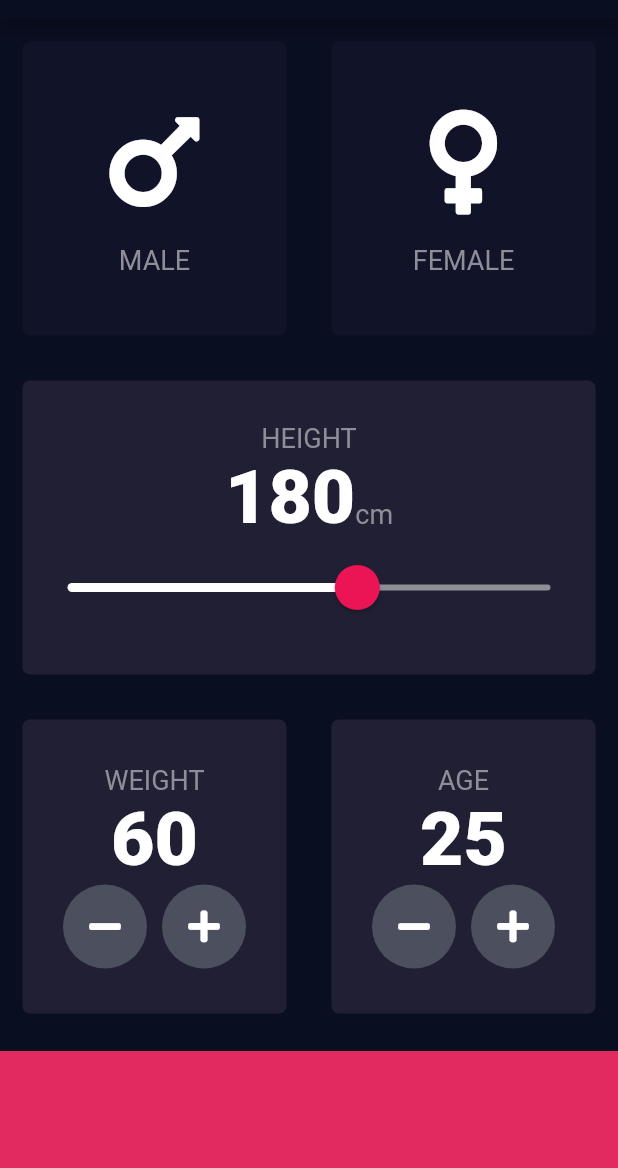
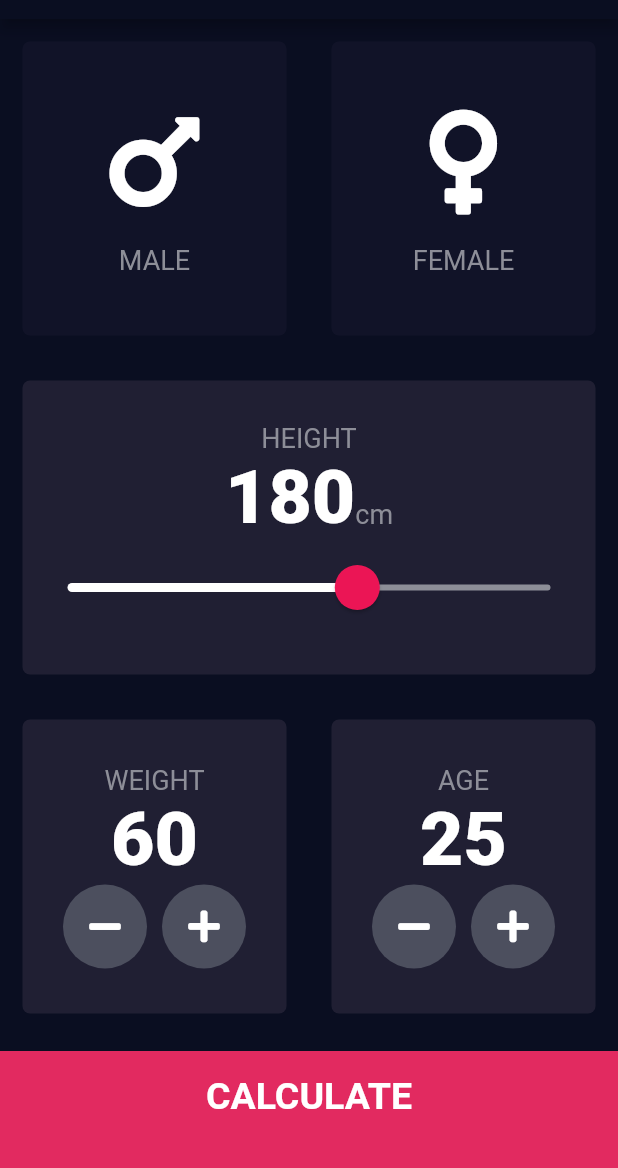
Before and after one commit to hummatli/bmi-calculator-flutter, a Flutter app: the screen it shows after launch, on a phone screen of 412 x 824 dp, the part 65-1233 px from its top. Run offline on Flutter 3.47's test engine with Material 2 defaults, Android fonts, the phone set to English and light mode, and no system bars; our stand-ins replace font_awesome_flutter.

Commit message:
Create a new custom view from scratch

```diff
--- /dev/null
+++ b/lib/calculator_brain.dart
@@ -0,0 +1,33 @@
+import 'dart:math';
+
+class Result {
+  final String title;
+  final String interpretation;
+
+  Result(this.title, this.interpretation);
+}
+
+class CalculatorBrain {
+  final int weight;
+  final int height;
+
+  double _bmi;
+
+  CalculatorBrain({this.weight, this.height});
+
+  String calculateBMI() {
+    _bmi = weight / pow(height / 100, 2);
+    return _bmi.toStringAsFixed(1);
+  }
+
+  Result getResult() {
+    if (_bmi >= 25) {
+      return Result('Overweight',
+          'You have a higher than normal weight. Try to exercise more');
+    } else if (_bmi > 18.5) {
+      return Result('Normal', 'You have a normal body weight. Good job!');
+    } else {
+      return Result('Underweight', 'You have a lower than normal weight.');
+    }
+  }
+}
--- /dev/null
+++ b/lib/components/bottom_buttom.dart
@@ -0,0 +1,24 @@
+import 'package:bmi_calculator/constants.dart';
+import 'package:flutter/material.dart';
+
+class BottomButton extends StatelessWidget {
+  final Function onTap;
+  final String title;
+
+  BottomButton(this.title, {@required this.onTap});
+
+  @override
+  Widget build(BuildContext context) {
+    return GestureDetector(
+      onTap: onTap,
+      child: Container(
+        child: Center(child: Text(title, style: kLargeButtonTextStyle)),
+        color: kBottomContainerColor,
+        margin: EdgeInsets.only(top: 10.0),
+        width: double.infinity,
+        height: kBottomContainerHeight,
+        padding: EdgeInsets.only(bottom: 20.0),
+      ),
+    );
+  }
+}
--- a/lib/reusable_card.dart
+++ b/lib/components/icon_content.dart
@@ -1,11 +1,11 @@
 import 'package:bmi_calculator/constants.dart';
 import 'package:flutter/material.dart';
 
-class ReusableCard extends StatelessWidget {
+class IconContent extends StatelessWidget {
   final IconData iconData;
   final String title;
 
-  ReusableCard({@required this.title, @required this.iconData});
+  IconContent({@required this.title, @required this.iconData});
 
   @override
   Widget build(BuildContext context) {
--- a/lib/icon_content.dart
+++ b/lib/components/reusable_card.dart
@@ -1,11 +1,11 @@
 import 'package:flutter/material.dart';
 
-class IconContent extends StatelessWidget {
+class ReusableCard extends StatelessWidget {
   final Color color;
   final Widget child;
   final Function onTap;
 
-  IconContent({@required this.color, this.child, this.onTap});
+  ReusableCard({@required this.color, this.child, this.onTap});
 
   @override
   Widget build(BuildContext context) {
--- /dev/null
+++ b/lib/components/round_icon_button.dart
@@ -0,0 +1,23 @@
+import 'package:flutter/material.dart';
+
+class RoundIconButton extends StatelessWidget {
+  final IconData icon;
+  final Function onPressed;
+
+  RoundIconButton({@required this.icon, @required this.onPressed});
+
+  @override
+  Widget build(BuildContext context) {
+    return RawMaterialButton(
+      child: Icon(icon),
+      constraints: BoxConstraints.tightFor(
+        width: 56.0,
+        height: 56.0,
+      ),
+      shape: CircleBorder(),
+      fillColor: Color(0xFF4C4F5E),
+      elevation: 0.0,
+      onPressed: onPressed,
+    );
+  }
+}
--- a/lib/main.dart
+++ b/lib/main.dart
@@ -1,4 +1,4 @@
-import 'package:bmi_calculator/input_page.dart';
+import 'package:bmi_calculator/screens/input_page.dart';
 import 'package:flutter/material.dart';
 
 void main() => runApp(BMICalculator());
--- a/lib/input_page.dart
+++ b/lib/screens/input_page.dart
@@ -1,6 +1,10 @@
+import 'package:bmi_calculator/calculator_brain.dart';
+import 'package:bmi_calculator/components/bottom_buttom.dart';
 import 'package:bmi_calculator/constants.dart';
-import 'package:bmi_calculator/icon_content.dart';
-import 'package:bmi_calculator/reusable_card.dart';
+import 'package:bmi_calculator/components/reusable_card.dart';
+import 'package:bmi_calculator/screens/results_page.dart';
+import 'package:bmi_calculator/components/icon_content.dart';
+import 'package:bmi_calculator/components/round_icon_button.dart';
 import 'package:flutter/material.dart';
 import 'package:font_awesome_flutter/font_awesome_flutter.dart';
 
@@ -35,11 +39,11 @@ class _InputPageState extends State<InputPage> {
               child: Row(
                 children: <Widget>[
                   Expanded(
-                    child: IconContent(
+                    child: ReusableCard(
                       color: selectedGender == Gender.MALE
                           ? kActiveCardColor
                           : kInactiveCardColor,
-                      child: ReusableCard(
+                      child: IconContent(
                         iconData: FontAwesomeIcons.mars,
                         title: 'MALE',
                       ),
@@ -51,11 +55,11 @@ class _InputPageState extends State<InputPage> {
                     ),
                   ),
                   Expanded(
-                    child: IconContent(
+                    child: ReusableCard(
                       color: selectedGender == Gender.FEMALE
                           ? kActiveCardColor
                           : kInactiveCardColor,
-                      child: ReusableCard(
+                      child: IconContent(
                         title: 'FEMALE',
                         iconData: FontAwesomeIcons.venus,
                       ),
@@ -70,7 +74,7 @@ class _InputPageState extends State<InputPage> {
               ),
             ),
             Expanded(
-              child: IconContent(
+              child: ReusableCard(
                 color: kActiveCardColor,
                 child: Column(
                   mainAxisAlignment: MainAxisAlignment.center,
@@ -124,7 +128,7 @@ class _InputPageState extends State<InputPage> {
               child: Row(
                 children: <Widget>[
                   Expanded(
-                    child: IconContent(
+                    child: ReusableCard(
                       color: kActiveCardColor,
                       child: Column(
                         mainAxisAlignment: MainAxisAlignment.center,
@@ -164,7 +168,7 @@ class _InputPageState extends State<InputPage> {
                     ),
                   ),
                   Expanded(
-                    child: IconContent(
+                    child: ReusableCard(
                       color: kActiveCardColor,
                       child: Column(
                         mainAxisAlignment: MainAxisAlignment.center,
@@ -206,11 +210,22 @@ class _InputPageState extends State<InputPage> {
                 ],
               ),
             ),
-            Container(
-              color: kBottomContainerColor,
-              margin: EdgeInsets.only(top: 10.0),
-              width: double.infinity,
-              height: kBottomContainerHeight,
+            BottomButton(
+              'CALCULATE',
+              onTap: () {
+                CalculatorBrain calc =
+                    CalculatorBrain(height: height, weight: weight);
+                Navigator.push(
+                  context,
+                  MaterialPageRoute(
+                    builder: (context) => ResultsPage(
+                      bmiResult: calc.calculateBMI(),
+                      resultText: calc.getResult().title,
+                      interpretation: calc.getResult().interpretation,
+                    ),
+                  ),
+                );
+              },
             ),
           ],
         ),
@@ -218,25 +233,3 @@ class _InputPageState extends State<InputPage> {
     );
   }
 }
-
-class RoundIconButton extends StatelessWidget {
-  final IconData icon;
-  final Function onPressed;
-
-  RoundIconButton({@required this.icon, @required this.onPressed});
-
-  @override
-  Widget build(BuildContext context) {
-    return RawMaterialButton(
-      child: Icon(icon),
-      constraints: BoxConstraints.tightFor(
-        width: 56.0,
-        height: 56.0,
-      ),
-      shape: CircleBorder(),
-      fillColor: Color(0xFF4C4F5E),
-      elevation: 0.0,
-      onPressed: onPressed,
-    );
-  }
-}
```
Also changed, not shown: lib/constants.dart (+25 -0 lines), lib/screens/results_page.dart (added, +69 -0 lines).
